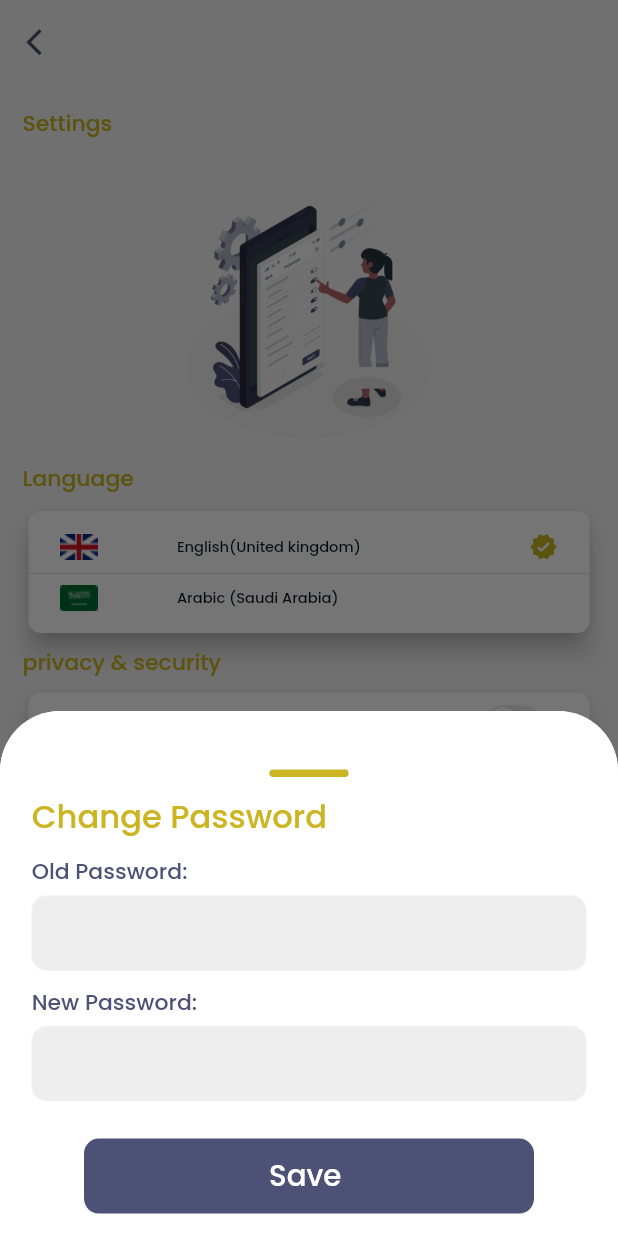
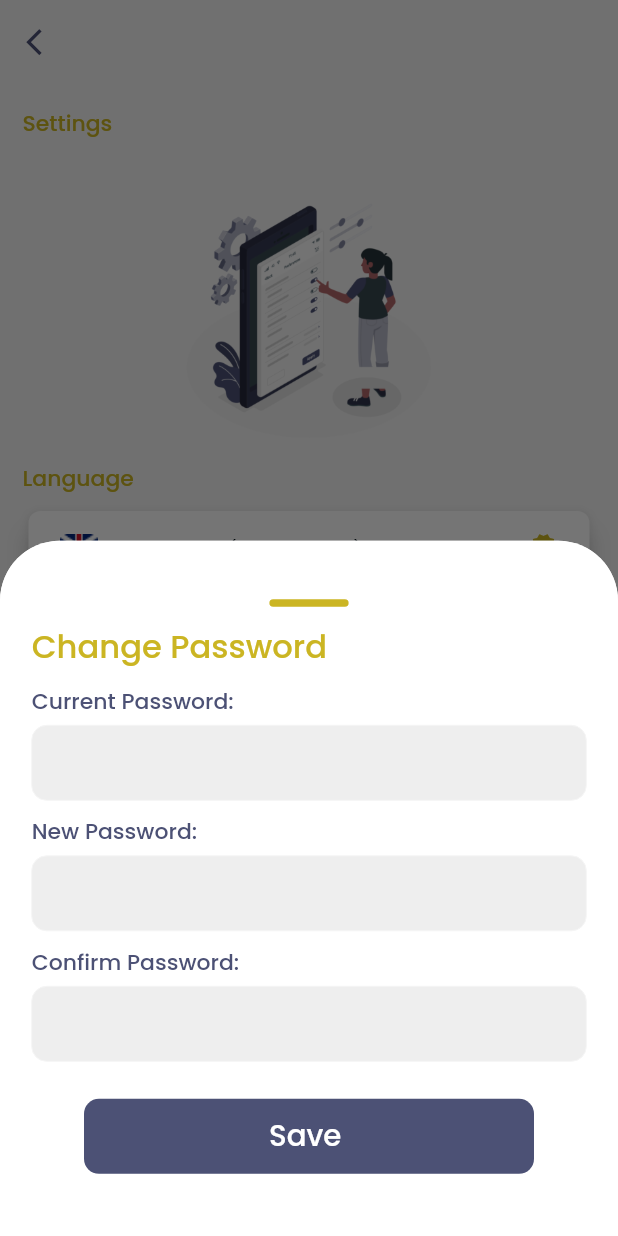
Before and after one commit to Sama-3li-2002/prog_jobs_grad, a Flutter app: the SettingScreen screen opened by its route, after a tap on "Change Password", on a phone screen of 412 x 824 dp. Run offline on Flutter 3.47's test engine with Material 2 defaults, Android fonts, the phone set to English and light mode, and no system bars; our stand-ins replace auto_size_text, carousel_slider, cloud_firestore, file_picker, firebase_auth, firebase_core and 4 more; accounts and stored records are empty.

Commit message:
sama upadates1

```diff
--- a/lib/view/screens/shared_screens/SettingScreen.dart
+++ b/lib/view/screens/shared_screens/SettingScreen.dart
@@ -1,5 +1,9 @@
+import 'package:firebase_auth/firebase_auth.dart';
 import 'package:flutter/cupertino.dart';
 import 'package:flutter/material.dart';
+import 'package:fluttertoast/fluttertoast.dart';
+import 'package:prog_jobs_grad/model/UsersModel.dart';
+import 'package:prog_jobs_grad/view/screens/shared_screens/login.dart';
 
 import '../../../controller/FirebaseAuthController.dart';
 import '../../../model/UserSettings.dart';
@@ -18,12 +22,23 @@ class _SettingScreenState extends State<SettingScreen> {
   bool recNot = true;
   String userId = FirebaseAuthController.fireAuthHelper.userId();
 
+  // change pass
+  late TextEditingController oldPasswordController;
+  late TextEditingController newPasswordController;
+  late TextEditingController confirmPasswordController;
+  bool isOldPasswordCorrect = true;
+
   @override
   void initState() {
     super.initState();
     setState(() {
       _loadSettings();
     });
+
+    //change pass
+    oldPasswordController = TextEditingController();
+    newPasswordController = TextEditingController();
+    confirmPasswordController = TextEditingController();
   }
 
   @override
@@ -168,7 +183,7 @@ class _SettingScreenState extends State<SettingScreen> {
                 ],
               ),
             ),
-            InkWell(
+              InkWell(
               onTap: () {
                 showBottomSheet(context);
               },
@@ -213,7 +228,7 @@ class _SettingScreenState extends State<SettingScreen> {
       context: context,
       builder: (BuildContext context) {
         return Container(
-          height: 350,
+          height: 500,
           decoration: BoxDecoration(
             color: Colors.white,
             borderRadius: BorderRadius.only(
@@ -251,14 +266,16 @@ class _SettingScreenState extends State<SettingScreen> {
                 SizedBox(
                   height: 10,
                 ),
-                TextStyleWidget("Old Password: ", Color(0xff4C5175),
+                TextStyleWidget("Current Password: ", Color(0xff4C5175),
                     SizeConfig.scaleTextFont(15), FontWeight.w500),
+
                 SizedBox(
                   height: 5,
                 ),
                 SizedBox(
                   height: 50,
                   child: TextField(
+                    controller:oldPasswordController ,
                     keyboardType: TextInputType.text,
                     decoration: InputDecoration(
                       filled: true,
@@ -287,6 +304,7 @@ class _SettingScreenState extends State<SettingScreen> {
                 SizedBox(
                   height: 10,
                 ),
+
                 TextStyleWidget("New Password: ", Color(0xff4C5175),
                     SizeConfig.scaleTextFont(15), FontWeight.w500),
                 SizedBox(
@@ -295,6 +313,44 @@ class _SettingScreenState extends State<SettingScreen> {
                 SizedBox(
                   height: 50,
                   child: TextField(
+                    controller: newPasswordController,
+                    keyboardType: TextInputType.text,
+                    decoration: InputDecoration(
+                      filled: true,
+                      fillColor: Colors.grey.shade200,
+                      hintStyle: TextStyle(
+                        color: Colors.black,
+                        fontSize: 10,
+                      ),
+                      enabledBorder: OutlineInputBorder(
+                        borderRadius: BorderRadius.circular(10),
+                        borderSide: BorderSide(
+                          width: 0,
+                          color: Colors.grey.shade100,
+                        ),
+                      ),
+                      focusedBorder: OutlineInputBorder(
+                        borderRadius: BorderRadius.circular(10),
+                        borderSide: BorderSide(
+                          width: 1.5,
+                          color: Colors.blue,
+                        ),
+                      ),
+                    ),
+                  ),
+                ),
+                SizedBox(
+                  height: 10,
+                ),
+                TextStyleWidget("Confirm Password: ", Color(0xff4C5175),
+                    SizeConfig.scaleTextFont(15), FontWeight.w500),
+                SizedBox(
+                  height: 5,
+                ),
+                SizedBox(
+                  height: 50,
+                  child: TextField(
+                    controller: confirmPasswordController,
                     keyboardType: TextInputType.text,
                     decoration: InputDecoration(
                       filled: true,
@@ -334,7 +390,13 @@ class _SettingScreenState extends State<SettingScreen> {
                             borderRadius: BorderRadius.circular(10),
                           ),
                         ),
-                        onPressed: () {},
+                        onPressed: ()async {
+                        if(await _changePassword())
+                          Navigator.of(context).pushReplacement(
+                              MaterialPageRoute(builder: (context) {
+                                return LoginScreen(userType: "programmer");
+                              }));
+                        },
                         child: TextStyleWidget("Save ", Colors.white,
                             SizeConfig.scaleTextFont(20), FontWeight.w500)),
                   ),
@@ -401,4 +463,54 @@ class _SettingScreenState extends State<SettingScreen> {
           (value) => _handleSwitchChange(value, '$userId-recNot'));
     });
   }
+
+
+  //change password----------------------------------------
+  Future<bool> _changePassword() async {
+    late bool isCorrect ;
+
+    String oldPassword = oldPasswordController.text;
+    String newPassword = newPasswordController.text;
+    String confirmPassword = confirmPasswordController.text;
+
+    if (newPassword != confirmPassword) {
+      Fluttertoast.showToast(
+        msg: "the confirm Password is worng",
+        toastLength: Toast.LENGTH_SHORT,
+        timeInSecForIosWeb: 1,
+        backgroundColor: Colors.black,
+        textColor: Colors.white,
+        fontSize: 16.0,
+      );
+      return false;
+    }
+
+    if (await isOldPasswordCorrects(oldPassword) ) {
+
+      try {
+        User user = FirebaseAuthController.fireAuthHelper.getCurrentUser();
+        await user.updatePassword(newPassword);
+        Fluttertoast.showToast(
+          msg: "Password changed successfully",
+          toastLength: Toast.LENGTH_SHORT,
+          timeInSecForIosWeb: 1,
+          backgroundColor: Colors.black,
+          textColor: Colors.white,
+          fontSize: 16.0,
+        );
+        isCorrect = true;
+      } catch (e) {
+        print("Error changing password: $e");
+        isCorrect= false;
+      }
+    }
+    return isCorrect;
+  }
+
+  Future<bool> isOldPasswordCorrects(String enteredOldPassword) async {
+    User user = FirebaseAuthController.fireAuthHelper.getCurrentUser();
+    return await FirebaseAuthController.fireAuthHelper.signInToChangePass(user.email!, enteredOldPassword);
+  }
+  //-----------------------------------------------------------------------------------------
+
 }
--- a/lib/view/screens/shared_screens/login.dart
+++ b/lib/view/screens/shared_screens/login.dart
@@ -304,6 +304,7 @@ class _LoginScreenState extends State<LoginScreen> {
   Future logIn() async {
     UserCredential? userCredential = await FirebaseAuthController.fireAuthHelper
         .signIn(_emailCom!.text, _passwordCom!.text);
+
     if (userCredential != null) {
       Navigator.of(context).push(
         MaterialPageRoute(
```
Also changed, not shown: lib/controller/FirebaseAuthController.dart (+36 -4 lines).
